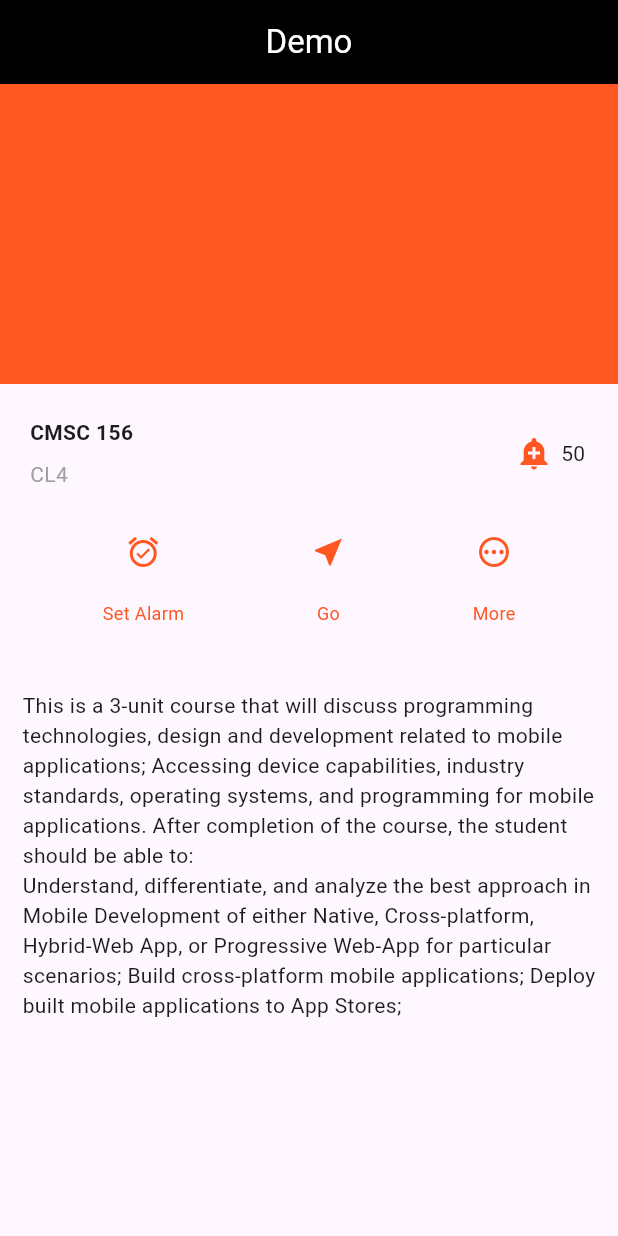
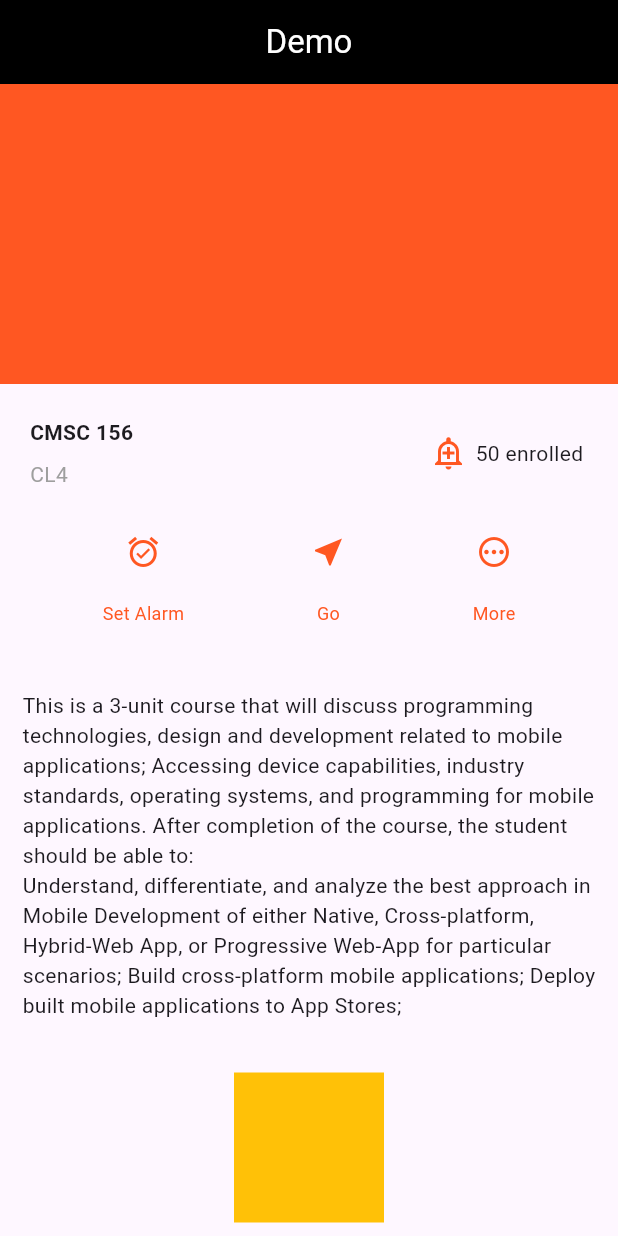
Before and after one commit to Ashiyooo/StatefulExample, a Flutter app: the screen it shows after launch, on a phone screen of 412 x 824 dp. Run offline on Flutter 3.47's test engine with Material 3 defaults, Android fonts, the phone set to English and light mode, and no system bars.

Commit message:
Added the clickableContainer and fixed the logic with the title

```diff
--- a/lib/clickableContainer.dart
+++ b/lib/clickableContainer.dart
@@ -57,7 +57,6 @@ class ChangeableBox extends StatelessWidget{
 
   @override
   Widget build(BuildContext context) {
-    // TODO: implement build
     return GestureDetector(
       onTap: _handleTap,
       child: Container(
--- a/lib/main.dart
+++ b/lib/main.dart
@@ -1,5 +1,6 @@
 import 'package:flutter/material.dart';
 import 'package:gesture1/buttonSection.dart';
+import 'package:gesture1/clickableContainer.dart';
 import 'package:gesture1/textBody.dart';
 import 'title.dart';
 
@@ -29,7 +30,8 @@ class MainApp extends StatelessWidget {
           centerTitle: true,
           backgroundColor: Colors.black,
         ),
-        body: Column(
+        body: SingleChildScrollView(
+          child: Column(
             children: <Widget>[
               Row(
                 children: [
@@ -51,8 +53,9 @@ class MainApp extends StatelessWidget {
                 padding: EdgeInsets.all(15.0),
                 child: TextBody(text: bodyOfText)
               ),
-            //ClickableContainer(),
+              ClickableContainer(),
             ],
+          ),
         ),
       ),
     );
--- a/lib/title.dart
+++ b/lib/title.dart
@@ -37,7 +37,7 @@ class TitleSection extends StatelessWidget{
                 ]
               ),
             ),
-        FavoriteWidget(),
+        const FavoriteWidget(),
         ],
       )
     );
@@ -66,13 +66,13 @@ class _FavoriteWidgetState extends State<FavoriteWidget> {
           child: IconButton(
             padding: const EdgeInsets.all(0),
             alignment: Alignment.centerRight,
-            icon: _isClicked? Icon(Icons.add_alert_outlined, color: _color): Icon(Icons.add_alert, color: _color),
+            icon: _isClicked? Icon(Icons.add_alert, color: _color): Icon(Icons.add_alert_outlined, color: _color),
             onPressed: _toggleFavorite,
             ),
         ),
         SizedBox(
-          width: 18,
-          child: Text('$_enrolledCount'),
+          width: 75,
+          child: Text('$_enrolledCount enrolled'),
         )
       ],
     );
@@ -82,10 +82,12 @@ class _FavoriteWidgetState extends State<FavoriteWidget> {
     setState(() {
       if(_isClicked){
         _enrolledCount--;
+        _isClicked = false;
       } else {
         _enrolledCount++;
+        _isClicked = true;
       }
-      _isClicked = !_isClicked;
+
     });
   }
 }
```
Lines whose indentation alone changed are shown as unchanged.
